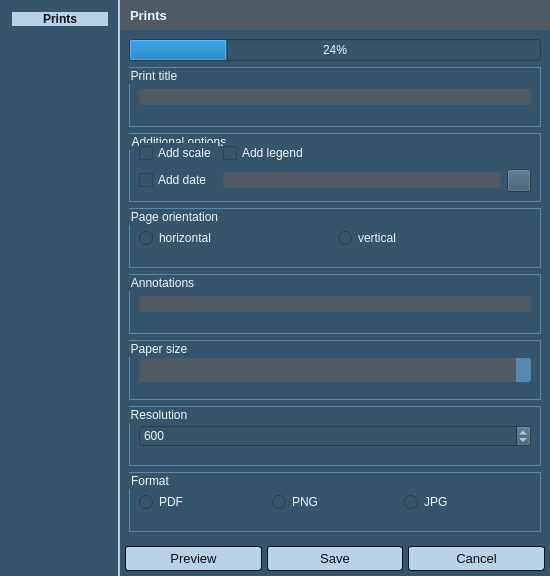
Above: wydruk_dialog.ui from GIAPspzoo/GIAP_PolaMap_lite before the change. Below: the same form after it.
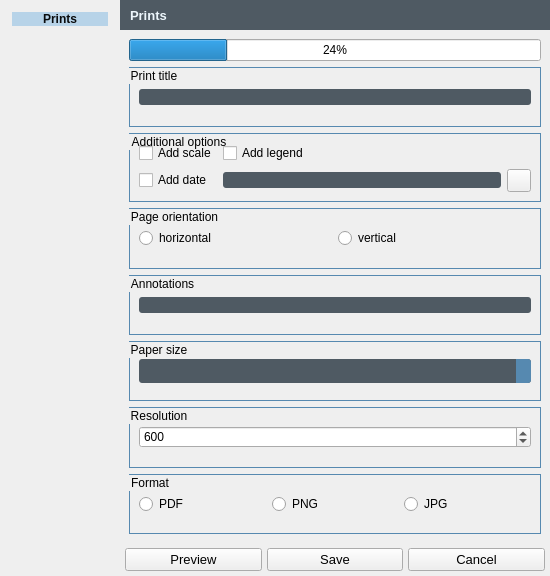
That is the form after the change. Icons and pictures are not drawn.

Patch:
```diff
--- a/wydruk_dialog.ui
+++ b/wydruk_dialog.ui
@@ -39,11 +39,12 @@
     <normaloff>:/plugins/giap_layout/icons/giap_logo.png</normaloff>:/plugins/giap_layout/icons/giap_logo.png</iconset>
   </property>
   <property name="styleSheet">
-   <string notr="true">* {
-	background-color: rgb(53, 85, 109);
-    font: 10pt &quot;Segoe UI&quot;;
-	color: #EDF6FC;
-}
+   <string notr="true">
+<!--    * {-->
+<!--	background-color: rgb(53, 85, 109);-->
+<!--    font: 10pt &quot;Segoe UI&quot;;-->
+<!--	color: #EDF6FC;-->
+<!--}-->
 QComboBox
 {
 	selection-background-color: #6fb1e3;
@@ -97,27 +98,27 @@
     border: 1px solid #5689B0;
 }
 
-QPushButton {
-	color:  #0A0C0D;
-	border: 1px solid  #0A0C0D;
-	background-color: #b7d3e8;
-	border-radius: 3px;
-	padding: 4px;
-}
+<!--QPushButton {-->
+<!--	color:  #0A0C0D;-->
+<!--	border: 1px solid  #0A0C0D;-->
+<!--	background-color: #b7d3e8;-->
+<!--	border-radius: 3px;-->
+<!--	padding: 4px;-->
+<!--}-->
 
-QPushButton:hover {
+<!--QPushButton:hover {-->
 
-	font-weight: bold;
-}
-QPushButton:pressed {
-   background-color: #5689b0;
-   border: 1px solid #6fb1e3;
-}
+<!--	font-weight: bold;-->
+<!--}-->
+<!--QPushButton:pressed {-->
+<!--   background-color: #5689b0;-->
+<!--   border: 1px solid #6fb1e3;-->
+<!--}-->
 
-QPushButton:disabled
-{
-	color: gray;
-}
+<!--QPushButton:disabled-->
+<!--{-->
+<!--	color: gray;-->
+<!--}-->
 
 QGroupBox {
 border: 1px solid #5689b0;
```
Left out of the diff: 2 changed lines with no effect on the pictures.
